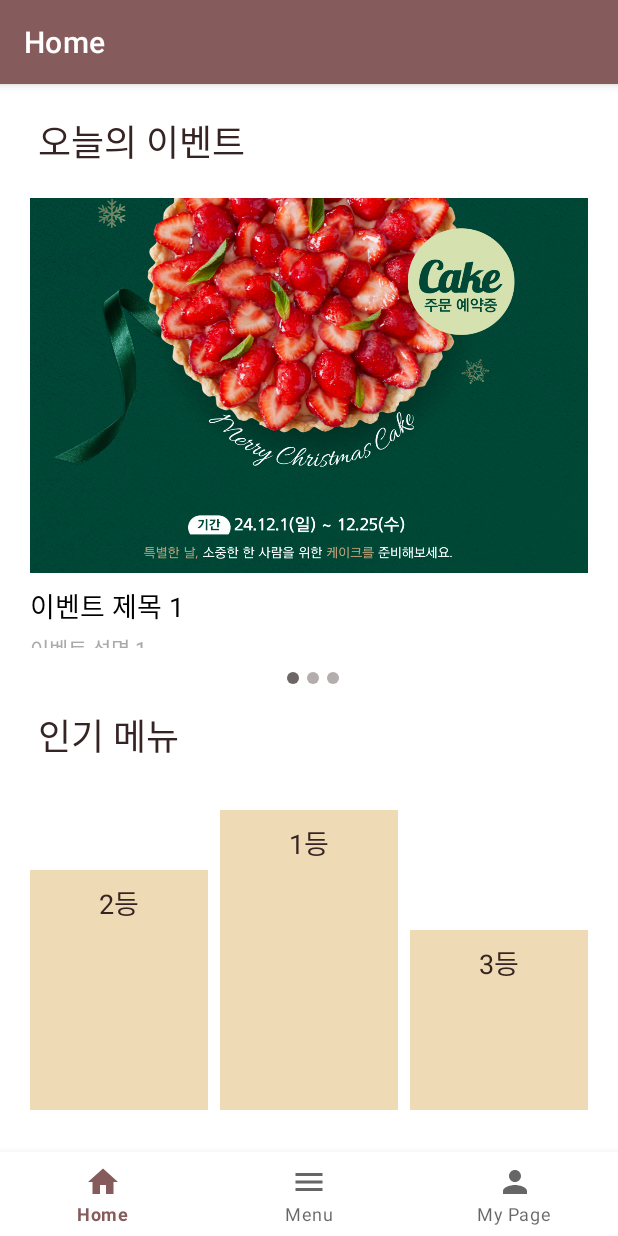
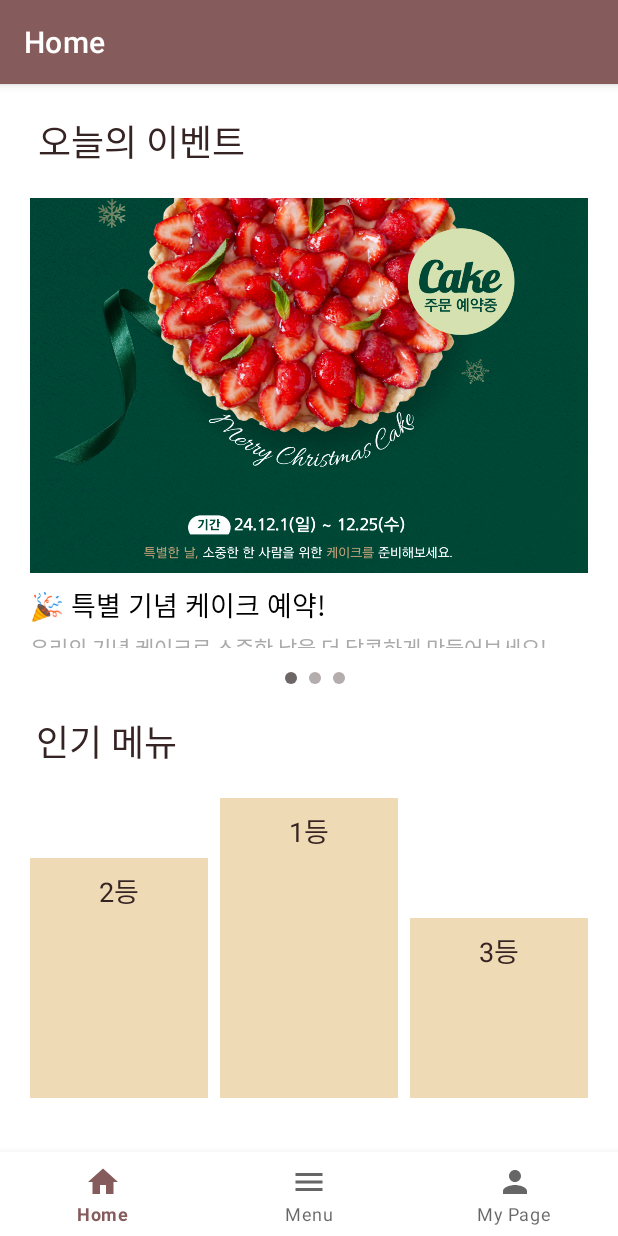
Before and after one commit to Parkjinhye/Cafe-App, an Android app: the screen it shows after launch (MainActivity), on a phone screen of 412 x 824 dp. Run offline under Robolectric (Android 15) with nearby library versions, the light colour scheme and no system bars; our stand-ins replace Firebase (no records; nobody signed in at launch, a user with empty details on screens opened directly), navigation-ui.

Commit message:
최종 정리

```diff
--- a/app/src/main/AndroidManifest.xml
+++ b/app/src/main/AndroidManifest.xml
@@ -17,10 +17,10 @@
         android:theme="@style/Theme.CafeApp"
         tools:targetApi="31">
         <activity
-            android:name=".ui.notifications.SignUpActivity"
+            android:name=".ui.myPage.SignUpActivity"
             android:exported="false" />
         <activity
-            android:name=".ui.notifications.LoginActivity"
+            android:name=".ui.myPage.LoginActivity"
             android:exported="false" />
         <activity
             android:name=".MainActivity"
--- a/app/src/main/java/com/example/cafeapp/ui/home/HomeFragment.kt
+++ b/app/src/main/java/com/example/cafeapp/ui/home/HomeFragment.kt
@@ -43,9 +43,10 @@ class HomeFragment : Fragment() {
         indicatorLayout = binding.indicatorLayout
 
         val events = listOf(
-            EventItem(R.drawable.event1, "이벤트 제목 1", "이벤트 설명 1"),
-            EventItem(R.drawable.event2, "이벤트 제목 2", "이벤트 설명 2"),
-            EventItem(R.drawable.event3, "이벤트 제목 3", "이벤트 설명 3")
+            EventItem(R.drawable.event1, "🎉 특별 기념 케이크 예약!", "우리의 기념 케이크로 소중한 날을 더 달콤하게 만들어보세요!"),
+            EventItem(R.drawable.event2, "🫐 신메뉴 출시, 블루베리 팬케이크", "촉촉하고 풍부한 블루베리 팬케이크로 아침을 시작하세요! 한정 판매 중입니다."),
+            EventItem(R.drawable.event3, "❄️ 겨울 한정 따뜻한 윈터 메뉴", "올 겨울을 더 특별하게! 겨울에만 맛볼 수 있는 특별 메뉴를 만나보세요.")
+
         )
 
         viewPager.adapter = EventAdapter(events)
@@ -68,7 +69,7 @@ class HomeFragment : Fragment() {
                 val params = LinearLayout.LayoutParams(
                     LinearLayout.LayoutParams.WRAP_CONTENT,
                     LinearLayout.LayoutParams.WRAP_CONTENT
-                ).apply { marginStart = 8 }
+                ).apply { marginStart = 12 }
                 layoutParams = params
             }
             indicatorLayout.addView(indicator)
--- a/app/src/main/java/com/example/cafeapp/ui/dashboard/MenuAdapter.kt
+++ b/app/src/main/java/com/example/cafeapp/ui/menu/MenuAdapter.kt
@@ -1,4 +1,4 @@
-package com.example.cafeapp.ui.dashboard
+package com.example.cafeapp.ui.menu
 
 import android.annotation.SuppressLint
 import android.view.LayoutInflater
--- a/app/src/main/java/com/example/cafeapp/ui/dashboard/OrderManager.kt
+++ b/app/src/main/java/com/example/cafeapp/ui/menu/OrderManager.kt
@@ -1,4 +1,4 @@
-package com.example.cafeapp.ui.dashboard
+package com.example.cafeapp.ui.menu
 
 import android.content.Context
 import android.util.Log
--- a/app/src/main/java/com/example/cafeapp/ui/notifications/LoginActivity.kt
+++ b/app/src/main/java/com/example/cafeapp/ui/myPage/LoginActivity.kt
@@ -1,14 +1,10 @@
-package com.example.cafeapp.ui.notifications
+package com.example.cafeapp.ui.myPage
 
 import android.content.Intent
 import android.os.Bundle
 import android.widget.Toast
-import androidx.activity.enableEdgeToEdge
 import androidx.appcompat.app.AppCompatActivity
-import androidx.core.view.ViewCompat
-import androidx.core.view.WindowInsetsCompat
 import com.example.cafeapp.MainActivity
-import com.example.cafeapp.R
 import com.example.cafeapp.data.UserSession
 import com.example.cafeapp.databinding.ActivityLoginBinding
 import com.google.firebase.firestore.FirebaseFirestore
--- a/app/src/main/java/com/example/cafeapp/ui/notifications/OrderHistoryAdapter.kt
+++ b/app/src/main/java/com/example/cafeapp/ui/myPage/OrderHistoryAdapter.kt
@@ -1,4 +1,4 @@
-package com.example.cafeapp.ui.notifications
+package com.example.cafeapp.ui.myPage
 
 import android.view.LayoutInflater
 import android.view.View
--- a/app/src/main/java/com/example/cafeapp/ui/notifications/SignUpActivity.kt
+++ b/app/src/main/java/com/example/cafeapp/ui/myPage/SignUpActivity.kt
@@ -1,13 +1,9 @@
-package com.example.cafeapp.ui.notifications
+package com.example.cafeapp.ui.myPage
 
 import android.content.Intent
 import android.os.Bundle
 import android.widget.Toast
-import androidx.activity.enableEdgeToEdge
 import androidx.appcompat.app.AppCompatActivity
-import androidx.core.view.ViewCompat
-import androidx.core.view.WindowInsetsCompat
-import com.example.cafeapp.R
 import com.example.cafeapp.databinding.ActivitySignUpBinding
 import com.google.firebase.firestore.FirebaseFirestore
 
--- a/app/src/main/res/layout/activity_login.xml
+++ b/app/src/main/res/layout/activity_login.xml
@@ -9,7 +9,7 @@
     android:paddingTop="@dimen/activity_vertical_margin"
     android:paddingRight="@dimen/activity_horizontal_margin"
     android:paddingBottom="@dimen/activity_vertical_margin"
-    tools:context=".ui.notifications.LoginActivity">
+    tools:context=".ui.myPage.LoginActivity">
 
     <EditText
         android:id="@+id/etUsername"
@@ -30,7 +30,6 @@
         android:layout_height="48dp"
         android:layout_marginTop="36dp"
         android:hint="password"
-        android:imeActionLabel="이게뭐여?"
         android:imeOptions="actionDone"
         android:inputType="textPassword"
         android:selectAllOnFocus="true"
--- a/app/src/main/res/layout/activity_sign_up.xml
+++ b/app/src/main/res/layout/activity_sign_up.xml
@@ -9,7 +9,7 @@
     android:paddingTop="@dimen/activity_vertical_margin"
     android:paddingRight="@dimen/activity_horizontal_margin"
     android:paddingBottom="@dimen/activity_vertical_margin"
-    tools:context=".ui.notifications.SignUpActivity">
+    tools:context=".ui.myPage.SignUpActivity">
 
     <EditText
         android:id="@+id/etUsername"
--- a/app/src/main/res/layout/fragment_home.xml
+++ b/app/src/main/res/layout/fragment_home.xml
@@ -40,7 +40,8 @@
         <TextView
             android:id="@+id/RankText"
             style="@style/TitleTextStyle"
-            android:layout_marginTop="16dp"
+            android:layout_marginStart="4dp"
+            android:layout_marginTop="20dp"
             android:text="인기 메뉴"
             app:layout_constraintStart_toStartOf="parent"
             app:layout_constraintTop_toBottomOf="@+id/indicator_layout" />
@@ -48,10 +49,10 @@
         <LinearLayout
             android:layout_width="match_parent"
             android:layout_height="wrap_content"
-            android:layout_marginTop="32dp"
+            android:layout_marginTop="20dp"
             android:orientation="horizontal"
             app:layout_constraintTop_toBottomOf="@+id/RankText"
-            tools:layout_editor_absoluteX="20dp">
+            tools:layout_editor_absoluteX="5dp">
 
             <TextView
                 android:id="@+id/ranking2"
--- a/app/src/main/res/layout/fragment_dashboard.xml
+++ b/app/src/main/res/layout/fragment_menu.xml
@@ -4,7 +4,7 @@
     xmlns:tools="http://schemas.android.com/tools"
     android:layout_width="match_parent"
     android:layout_height="match_parent"
-    tools:context=".ui.dashboard.DashboardFragment">
+    tools:context=".ui.menu.MenuFragment">
 
     <LinearLayout
         android:layout_width="match_parent"
--- a/app/src/main/res/layout/fragment_notifications.xml
+++ b/app/src/main/res/layout/fragment_my_page.xml
@@ -4,7 +4,7 @@
     xmlns:tools="http://schemas.android.com/tools"
     android:layout_width="match_parent"
     android:layout_height="match_parent"
-    tools:context=".ui.notifications.NotificationsFragment">
+    tools:context=".ui.myPage.MyPageFragment">
 
     <com.google.android.material.card.MaterialCardView
         android:id="@+id/container_card"
--- a/app/src/main/res/navigation/mobile_navigation.xml
+++ b/app/src/main/res/navigation/mobile_navigation.xml
@@ -13,13 +13,13 @@
 
     <fragment
         android:id="@+id/navigation_dashboard"
-        android:name="com.example.cafeapp.ui.dashboard.DashboardFragment"
+        android:name="com.example.cafeapp.ui.menu.MenuFragment"
         android:label="@string/title_menu"
-        tools:layout="@layout/fragment_dashboard" />
+        tools:layout="@layout/fragment_menu" />
 
     <fragment
         android:id="@+id/navigation_notifications"
-        android:name="com.example.cafeapp.ui.notifications.NotificationsFragment"
+        android:name="com.example.cafeapp.ui.myPage.MyPageFragment"
         android:label="@string/title_myPage"
-        tools:layout="@layout/fragment_notifications" />
+        tools:layout="@layout/fragment_my_page" />
 </navigation>
```
Also changed, not shown: app/src/main/java/com/example/cafeapp/ui/menu/MenuFragment.kt (renamed from app/src/main/java/com/example/cafeapp/ui/dashboard/DashboardFragment.kt, +9 -17 lines), app/src/main/java/com/example/cafeapp/ui/myPage/MyPageFragment.kt (renamed from app/src/main/java/com/example/cafeapp/ui/notifications/NotificationsFragment.kt, +5 -8 lines), app/src/main/res/menu/bottom_nav_menu.xml (line endings or trailing spaces).
